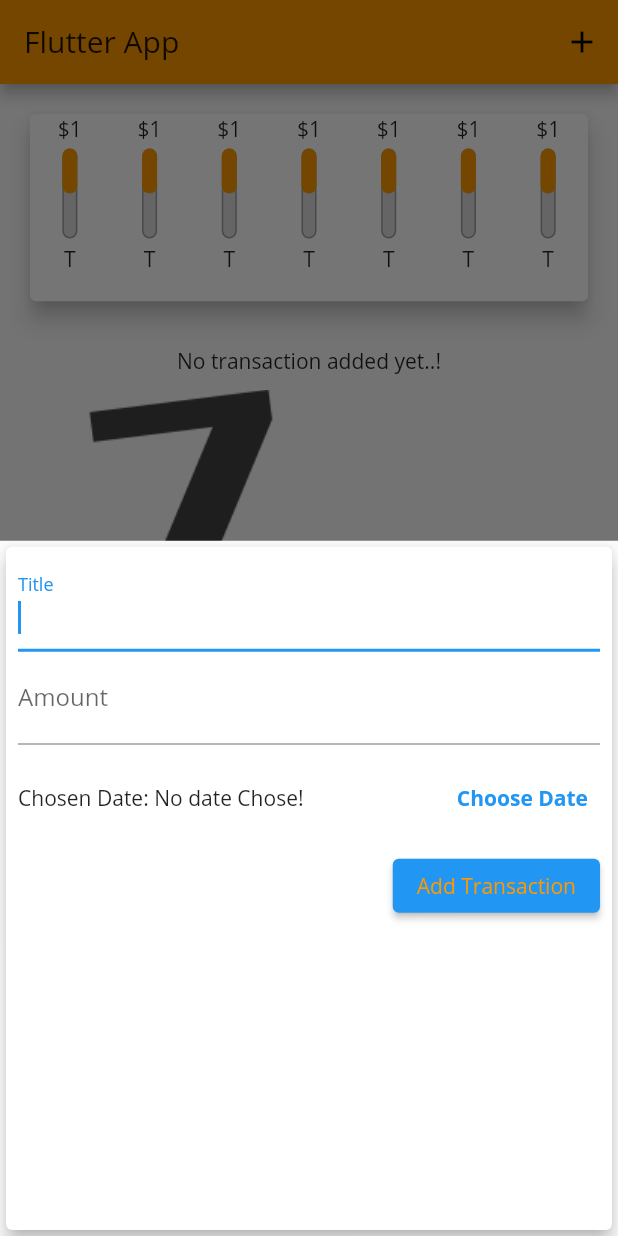
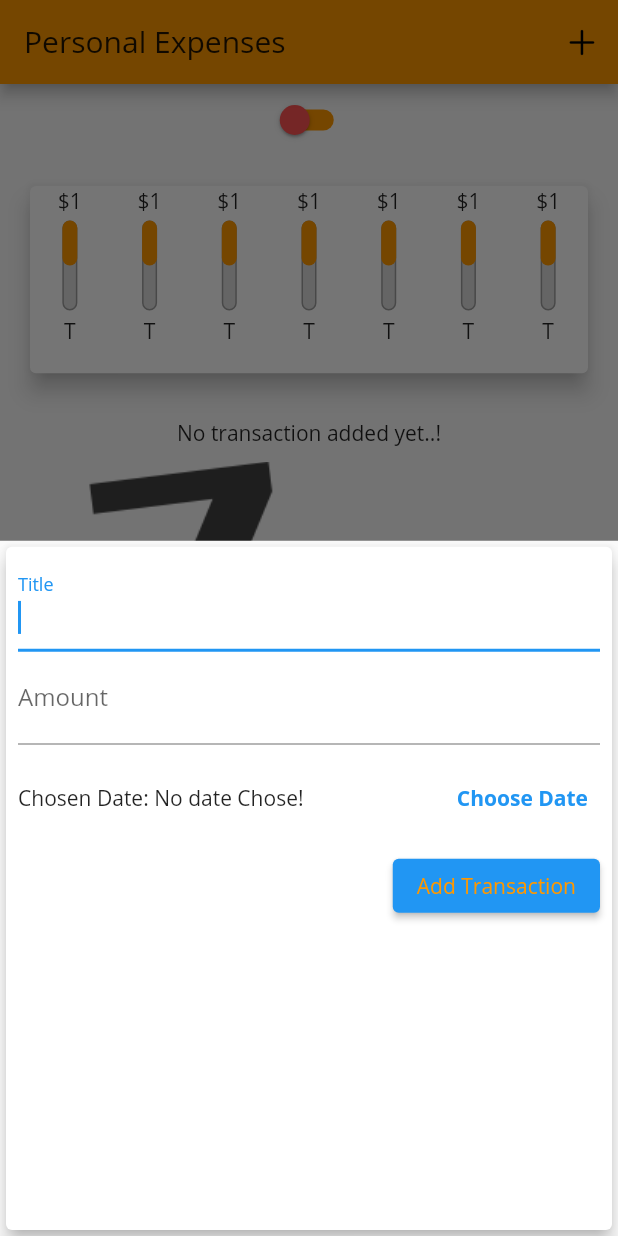
Before and after one commit to pravin5551/Personal-Expenses-App--Flutter, a Flutter app: the screen it shows after launch, after a tap on the "add" icon, on a phone screen of 412 x 824 dp. Run offline on Flutter 3.47's test engine with Material 2 defaults, Android fonts, the phone set to English and light mode, and no system bars.

Commit message:
UI fixed for cupertino

```diff
--- a/personal_expenses/lib/main.dart
+++ b/personal_expenses/lib/main.dart
@@ -1,13 +1,21 @@
 import 'dart:core';
+import 'dart:io';
 import 'package:flutter/cupertino.dart';
 import 'package:flutter/material.dart';
+import 'package:flutter/services.dart';
 import 'package:personal_expenses/widgets/chart.dart';
 import 'package:personal_expenses/widgets/new_transaction.dart';
 import 'package:personal_expenses/widgets/transaction_list.dart';
-import 'package:personal_expenses/widgets/user_transaction.dart';
 import 'models/transaction.dart';
 
-void main() => runApp(MyApp());
+void main() {
+  WidgetsFlutterBinding.ensureInitialized();
+  SystemChrome.setPreferredOrientations([
+    DeviceOrientation.portraitUp,
+    DeviceOrientation.portraitDown,
+  ]);
+  runApp(MyApp());
+}
 
 class MyApp extends StatelessWidget {
   @override
@@ -19,7 +27,7 @@ class MyApp extends StatelessWidget {
       theme: ThemeData(
         primaryColor: Colors.orange,
         secondaryHeaderColor: Colors.red,
-        buttonColor:Colors.orange ,
+        buttonColor: Colors.orange,
         accentColor: Colors.orange,
         backgroundColor: Colors.orange,
         fontFamily: 'OpenSans',
@@ -35,6 +43,8 @@ class MyHomePage extends StatefulWidget {
 
 class _MyHomePageState extends State<MyHomePage> {
   final List<Transaction> transaction = [];
+  bool isSwitched = false;
+  var textValue = 'Switch is OFF';
 
   // final titleContrillery = TextEditingController();
   // final amountController = TextEditingController();
@@ -55,13 +65,15 @@ class _MyHomePageState extends State<MyHomePage> {
   ];
 
   List<Transaction> get _recentTransaction {
-    return _userTransaction.where(
+    return _userTransaction
+        .where(
           (element) => element.dateTime.isAfter(
             DateTime.now().subtract(
               Duration(days: 7),
             ),
           ),
-    ).toList();
+        )
+        .toList();
   }
 
   void _addNewTransaction(String title, double amount, DateTime chosenDate) {
@@ -88,40 +100,79 @@ class _MyHomePageState extends State<MyHomePage> {
         });
   }
 
-  void _deleteTransaction(String id){
+  void _deleteTransaction(String id) {
     setState(() {
-      _userTransaction.removeWhere((ts){
+      _userTransaction.removeWhere((ts) {
         return ts.id == id;
       });
     });
+  }
 
+  void toggleSwitch(bool value) {
+    if (isSwitched == false) {
+      setState(() {
+        isSwitched = true;
+        textValue = 'Switch Button is ON';
+      });
+      print('Switch Button is ON');
+    } else {
+      setState(() {
+        isSwitched = false;
+        textValue = 'Switch Button is OFF';
+      });
+      print('Switch Button is OFF');
+    }
   }
 
   @override
   Widget build(BuildContext context) {
-    return Scaffold(
-      appBar: AppBar(
-        title: Text('Flutter App'),
+    final PreferredSizeWidget appBar = Platform.isIOS
+        ? CupertinoNavigationBar()
+        : AppBar(
+            title: Text('Personal Expenses'),
             actions: <Widget>[
               IconButton(
                   onPressed: () {
                     _startAddNewTransaction(context);
                   },
-              icon: Icon(Icons.add))
+                  icon: Icon(CupertinoIcons.add))
             ],
-      ),
-      body: SingleChildScrollView(
+          );
+
+    final pageBody = SafeArea(
+        child: SingleChildScrollView(
       child: Column(
         crossAxisAlignment: CrossAxisAlignment.stretch,
         mainAxisAlignment: MainAxisAlignment.start,
         children: <Widget>[
-            Chart(_recentTransaction),
+          Switch(
+            onChanged: toggleSwitch,
+            value: isSwitched,
+            activeColor: Colors.blue,
+            activeTrackColor: Colors.yellow,
+            inactiveThumbColor: Colors.redAccent,
+            inactiveTrackColor: Colors.orange,
+          ),
+          Container(
+            child: Chart(_recentTransaction),
+          ),
           TransactionList(_userTransaction, _deleteTransaction),
         ],
       ),
-      ),
-      floatingActionButtonLocation: FloatingActionButtonLocation.centerFloat,
-      floatingActionButton: FloatingActionButton(
+    ));
+    return Platform.isIOS
+        ? CupertinoPageScaffold(
+            child: pageBody,
+            navigationBar: appBar,
+          )
+        : Scaffold(
+            appBar: appBar,
+            body: pageBody,
+            floatingActionButtonLocation:
+                FloatingActionButtonLocation.centerFloat,
+            floatingActionButton: Platform.isIOS
+                ? Container()
+                : FloatingActionButton(
                     child: Icon(Icons.add),
                     onPressed: () {
                       _startAddNewTransaction(context);
```
Lines whose indentation alone changed are shown as unchanged.
